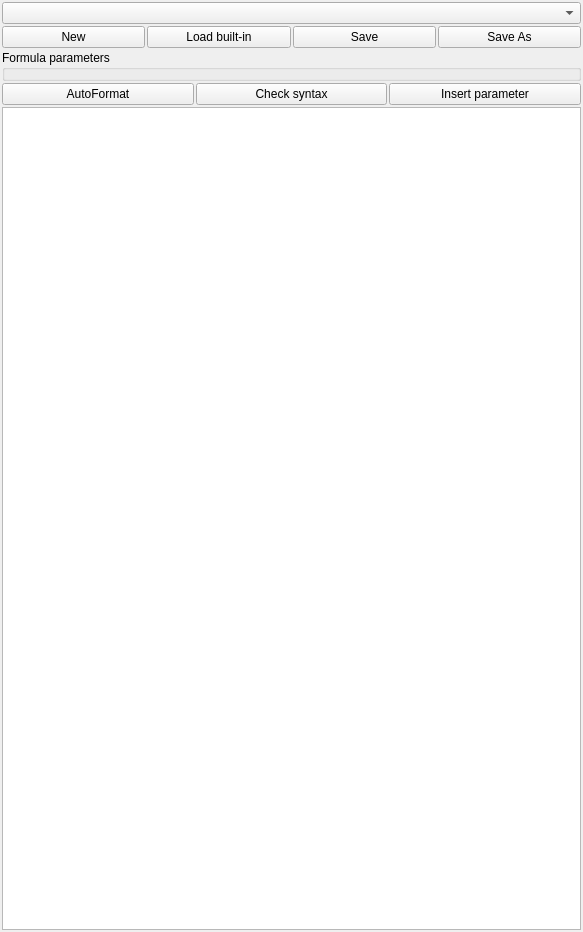
The window that mandelbulber2/qt/custom_formula_editor.ui (buddhi1980/mandelbulber2) describes before a commit, drawn with Qt 5.
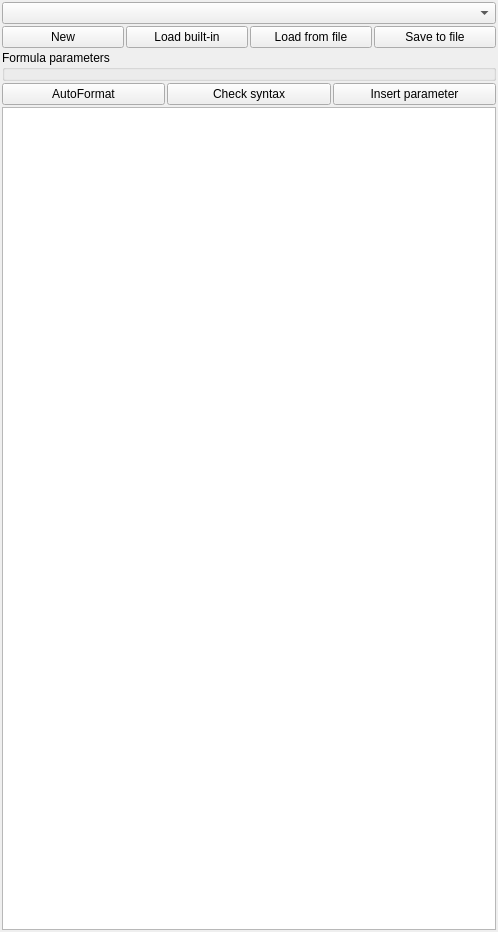
The same window after the commit. Custom widgets are drawn as their Qt base class.

Commit message: Added Load/Save option for custom formulas

Diff of the .ui file:
```diff
--- a/mandelbulber2/qt/custom_formula_editor.ui
+++ b/mandelbulber2/qt/custom_formula_editor.ui
@@ -6,7 +6,7 @@
    <rect>
     <x>0</x>
     <y>0</y>
-    <width>583</width>
+    <width>498</width>
     <height>932</height>
    </rect>
   </property>
@@ -48,14 +48,14 @@
      <item>
       <widget class="QPushButton" name="pushButton_save">
        <property name="text">
-        <string>Save</string>
+        <string>Load from file</string>
        </property>
       </widget>
      </item>
      <item>
       <widget class="QPushButton" name="pushButton_save_as">
        <property name="text">
-        <string>Save As</string>
+        <string>Save to file</string>
        </property>
       </widget>
      </item>
```
Left out of the diff: 4 changed lines with no effect on the pictures. The commit also changes 4 other files.
